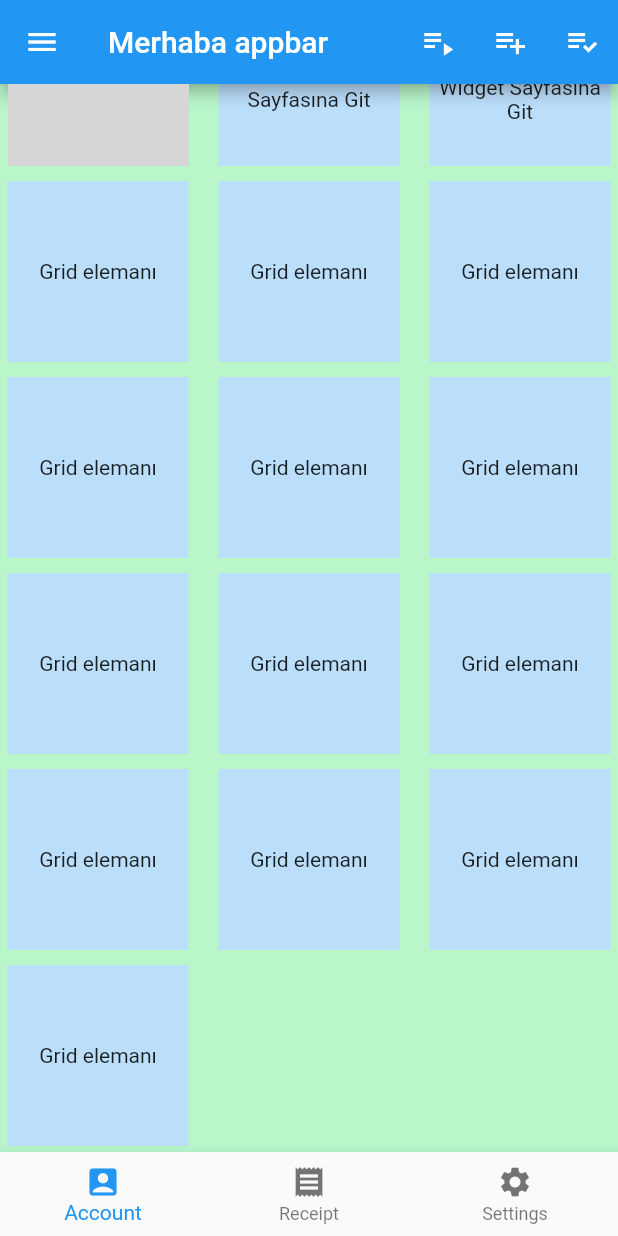
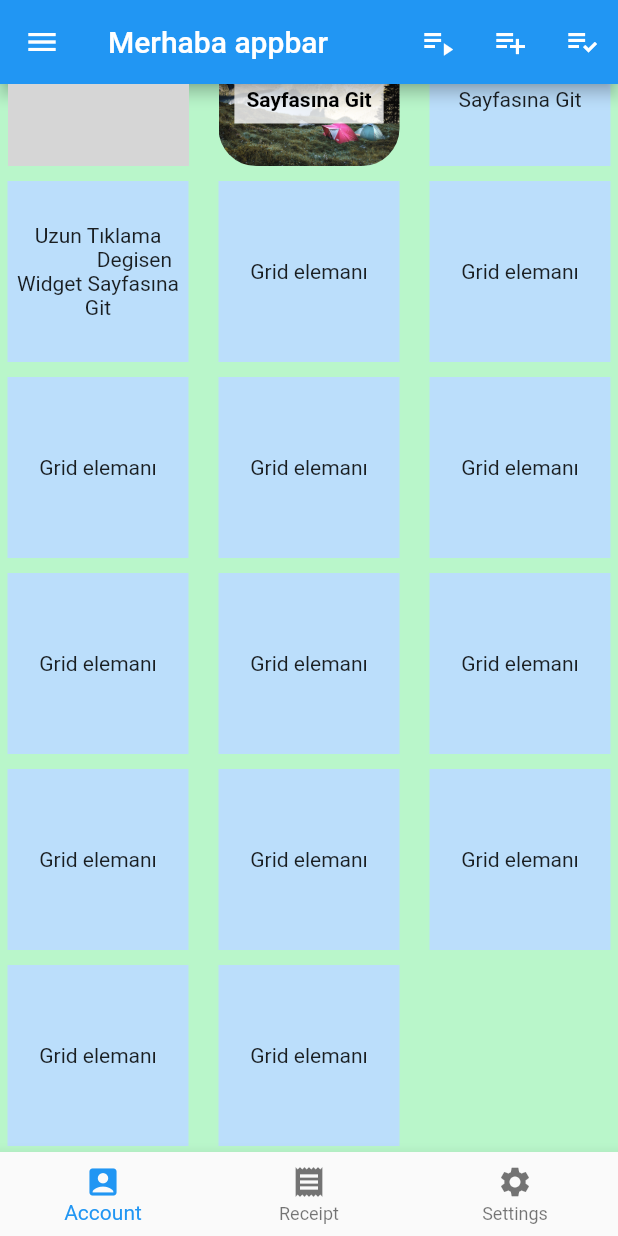
Before and after one commit to hybrayhem38/Flutter_Gallery, a Flutter app: the screen it shows after launch, scrolled down 71 dp, on a phone screen of 412 x 824 dp. Run offline on Flutter 3.47's test engine with Material 2 defaults, Android fonts, the phone set to English and light mode, and no system bars; network calls fail; grey boxes are pictures that could not be loaded.

```diff
--- a/lib/arayuz/scaffold.dart
+++ b/lib/arayuz/scaffold.dart
@@ -25,7 +25,7 @@ class ScaffoldOgesi extends StatelessWidget {
             ),
           ],
         ),
-        body: new Center(
+        body: Center(
 //          child: new Text(
 //            "Merhaba Scaffold",
 //            textDirection: TextDirection.ltr,
@@ -44,7 +44,8 @@ class ScaffoldOgesi extends StatelessWidget {
                         image: NetworkImage(
                             "https://images.pexels.com/photos/326311/pexels-photo-326311.jpeg?auto=format%2Ccompress&cs=tinysrgb&dpr=1&w=500"),
                         fit: BoxFit.cover),
-                    shape: BoxShape.rectangle,borderRadius: BorderRadius.circular(25.0)),
+                    shape: BoxShape.rectangle,
+                    borderRadius: BorderRadius.circular(25.0)),
 //                color: Colors.blue.shade100,
                 margin: EdgeInsets.all(5.0),
                 alignment: Alignment.center,
@@ -52,6 +53,35 @@ class ScaffoldOgesi extends StatelessWidget {
                   alignment: Alignment.bottomCenter,
                   transform: Matrix4.skewY(0.0)..rotateZ(0),
                   child: Container(
+                    padding: EdgeInsets.all(8.0),
+                    color: Color(0xCDFFFFFF),
+                    child: Text(
+                      "Tek Tıklama \nFluter Demo \nSayfasına Git",
+                      textAlign: TextAlign.center,
+                      style: TextStyle(
+                          color: Colors.black, fontWeight: FontWeight.w600),
+                    ),
+                  ),
+                ),
+              ),
+            ),
+            new GestureDetector(
+              onTap: () => Navigator.pushNamed(context, "/flutter_demo"),
+              child: Container(
+                decoration: BoxDecoration(
+                    image: DecorationImage(
+                        image: AssetImage("assets/images/lake.jpg"),
+                        fit: BoxFit.cover),
+                    shape: BoxShape.rectangle,
+                    borderRadius: BorderRadius.circular(25.0)),
+//                color: Colors.blue.shade100,
+                margin: EdgeInsets.all(5.0),
+                alignment: Alignment.center,
+                child: Transform(
+                  alignment: Alignment.bottomCenter,
+                  transform: Matrix4.skewY(0.0)..rotateZ(0),
+                  child: Container(
+//                    width: double.infinity,
                     padding: EdgeInsets.all(8.0),
                     color: Color(0xCDFFFFFF),
                     child: Text(
--- a/pubspec.yaml
+++ b/pubspec.yaml
@@ -34,7 +34,8 @@ dev_dependencies:
 
 # The following section is specific to Flutter.
 flutter:
-
+  assets:
+    - assets/images/lake.jpg
   # The following line ensures that the Material Icons font is
   # included with your application, so that you can use the icons in
   # the material Icons class.
```
Also changed, not shown: assets/images/lake.jpg (added), assets/images/loading.gif (added).
